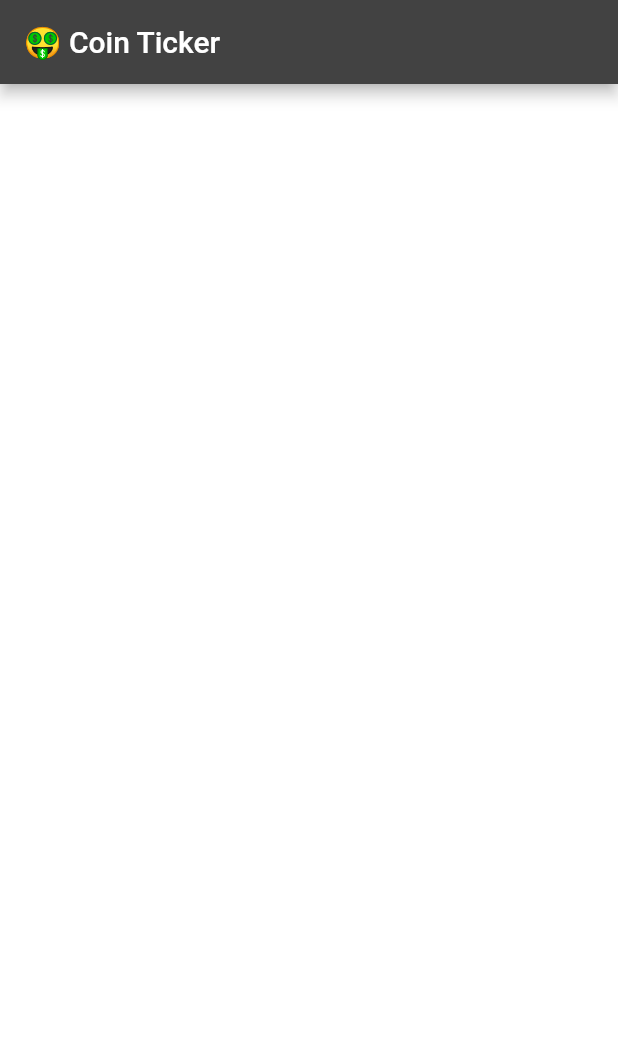
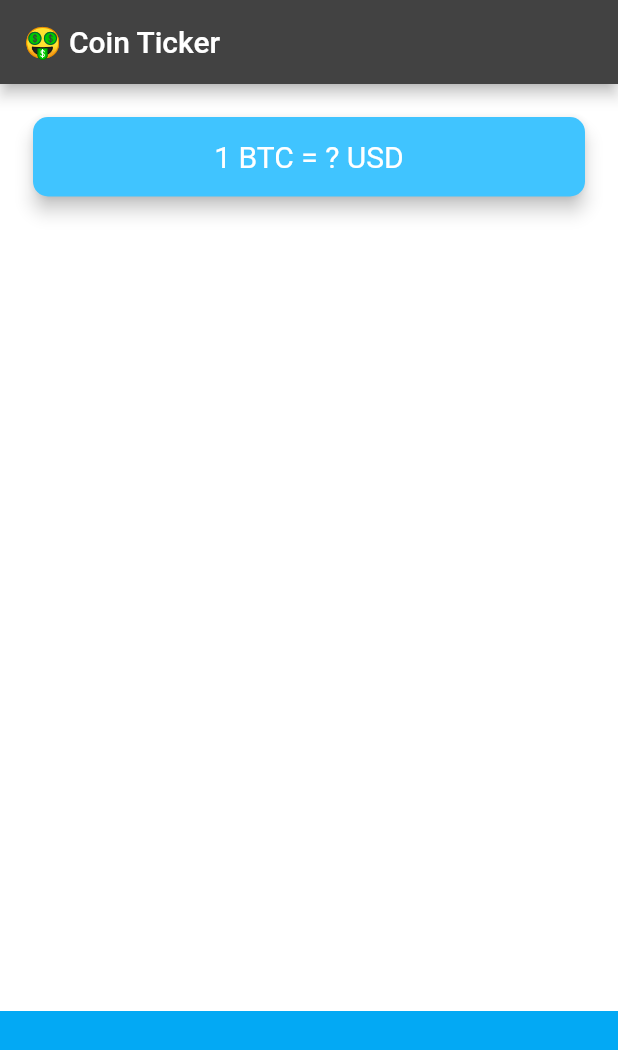
Before and after one commit to DevXanderCode/bitcoin-ticker, a Flutter app: the screen it shows after launch, on a phone screen of 412 x 824 dp. Shown: the top 1050 px of the screen. Run offline on Flutter 3.47's test engine with Material 2 defaults, Android fonts, the phone set to English and light mode, and no system bars.

Commit message:
designed the skeleton of the price screen

```diff
--- a/lib/price_screen.dart
+++ b/lib/price_screen.dart
@@ -12,7 +12,40 @@ class _PriceScreenState extends State<PriceScreen> {
   Widget build(BuildContext context) {
     return Scaffold(
       appBar: AppBar(
-        title: Text('🤑 Coin Ticker'),
+        title: const Text('🤑 Coin Ticker'),
+      ),
+      body: Column(
+        mainAxisAlignment: MainAxisAlignment.spaceBetween,
+        crossAxisAlignment: CrossAxisAlignment.stretch,
+        children: <Widget>[
+          Padding(
+            padding: const EdgeInsets.fromLTRB(18.0, 18.0, 18.0, 0.0),
+            child: Card(
+              color: Colors.lightBlueAccent,
+              elevation: 5.0,
+              shape: RoundedRectangleBorder(
+                  borderRadius: BorderRadius.circular(10.0)),
+              child: const Padding(
+                padding: EdgeInsets.symmetric(vertical: 15.0, horizontal: 28.0),
+                child: Text(
+                  '1 BTC = ? USD',
+                  textAlign: TextAlign.center,
+                  style: TextStyle(
+                    fontSize: 20.0,
+                    color: Colors.white,
+                  ),
+                ),
+              ),
+            ),
+          ),
+          Container(
+            height: 150.0,
+            alignment: Alignment.center,
+            padding: EdgeInsets.only(bottom: 30.0),
+            color: Colors.lightBlue,
+            child: null,
+          )
+        ],
       ),
     );
   }
```
